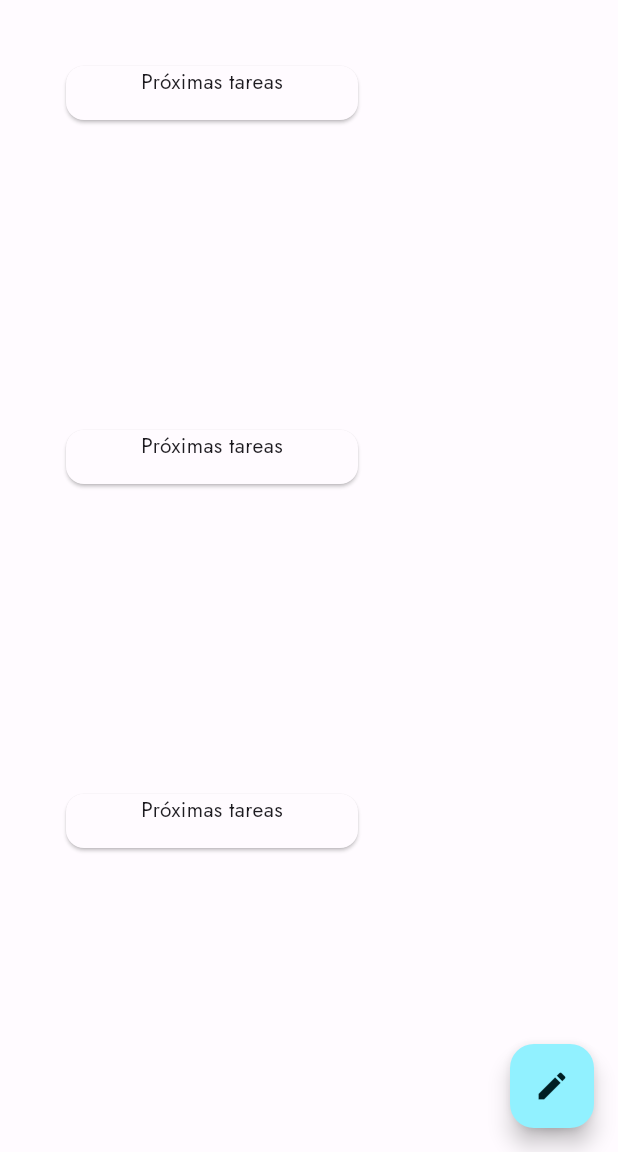
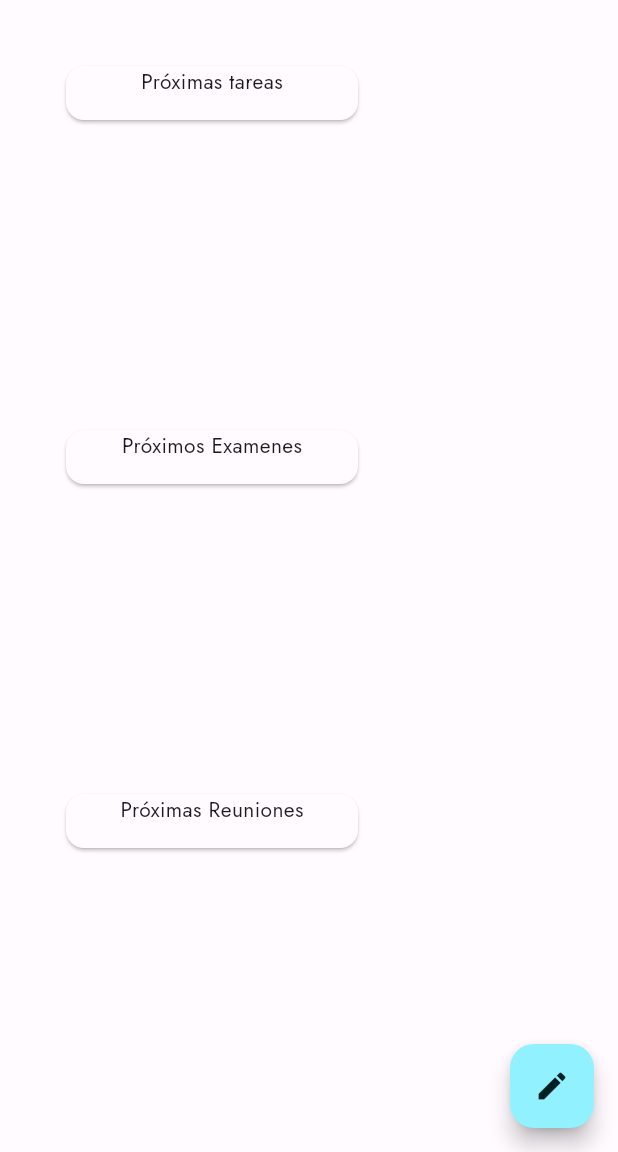
Before and after one commit to smottad/studysphere_deploy, a Flutter app: the PaginaInicio screen opened by its route, on a phone screen of 412 x 824 dp, the part 84-1236 px from its top. Run offline on Flutter 3.47's test engine with Material 3 defaults, Android fonts, the phone set to English and light mode, and no system bars; our stand-ins replace awesome_dialog, google_fonts, image_picker, permission_handler, supabase_flutter, syncfusion_flutter_calendar and 1 more; missing offline and left inert: add_2_calendar, alarm; accounts and stored records are empty; statements that could not run were skipped.

Commit message:
correccion de texto

```diff
--- a/lib/Vistas/pagina_inicio.dart
+++ b/lib/Vistas/pagina_inicio.dart
@@ -216,7 +216,7 @@ class PaginaInicio extends StatelessWidget {
     return Card(
       child: Column(
         children: [
-          const Text("Próximas tareas"),
+          const Text("Próximos Examenes"),
           FutureBuilder(
               future: obtenerNombresExamenes(),
               builder: (context, snapshot) {
@@ -255,7 +255,7 @@ class PaginaInicio extends StatelessWidget {
     return Card(
       child: Column(
         children: [
-          const Text("Próximas tareas"),
+          const Text("Próximas Reuniones"),
           FutureBuilder(
               future: obtenerNombresReuniones(),
               builder: (context, snapshot) {
```
